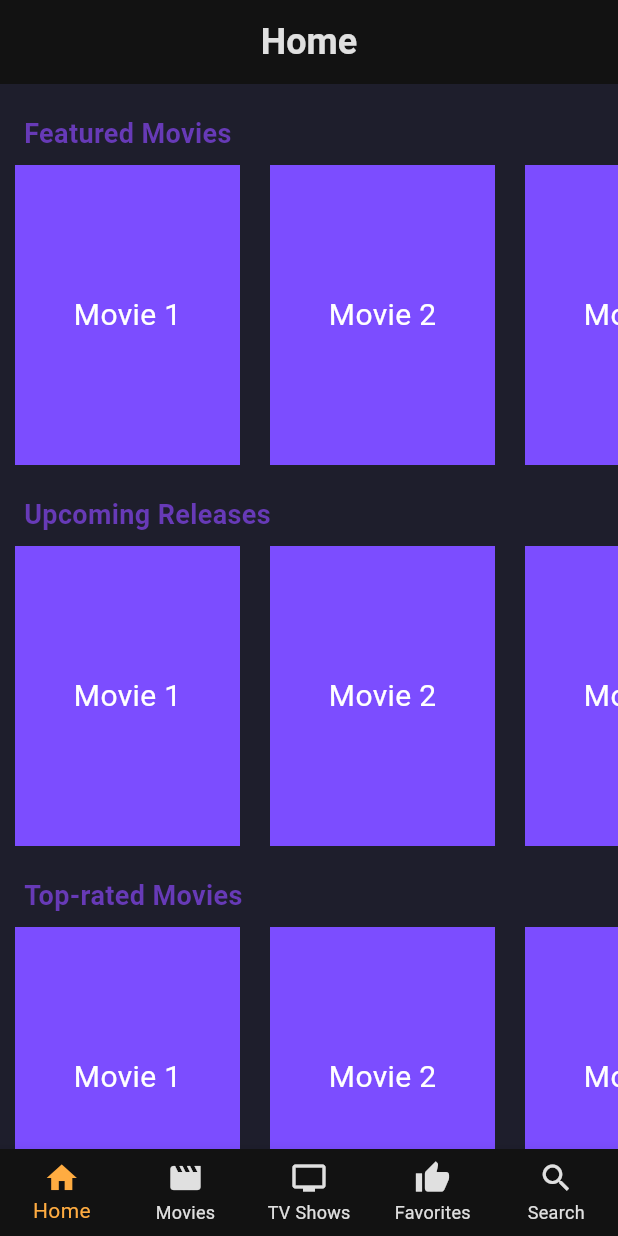
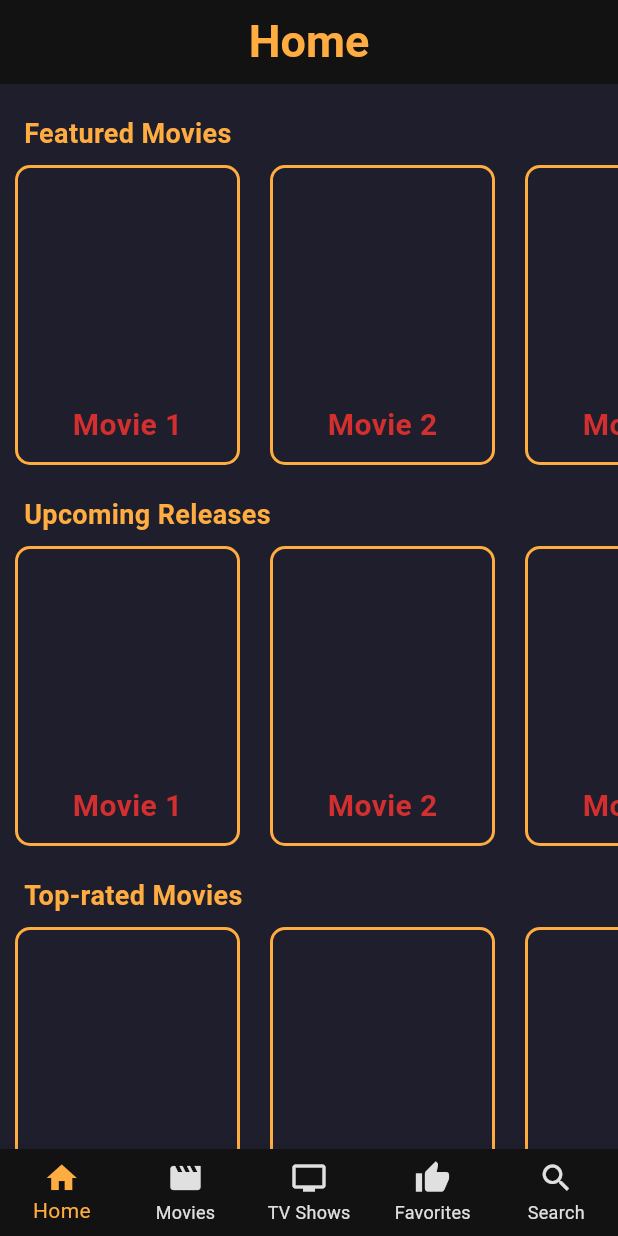
Before and after one commit to mauriciolechugaCA/PopcornMate, a Flutter app: the screen it shows after launch, on a phone screen of 412 x 824 dp. Run offline on Flutter 3.47's test engine with Material 3 defaults, Android fonts, the phone set to English and light mode, and no system bars.

Commit message:
Refactor UI components to use custom color theme and improve styling

```diff
--- a/lib/home_screen.dart
+++ b/lib/home_screen.dart
@@ -23,8 +23,8 @@ class _MyHomePageState extends State<MyHomePage> {
         title: Text(
           widget.title,
           style: const TextStyle(
-            color: AppColors.text,
-            fontSize: 24,
+            color: AppColors.accent,
+            fontSize: 30,
             fontWeight: FontWeight.bold,
           ),
         ),
--- a/lib/widgets/carousel.dart
+++ b/lib/widgets/carousel.dart
@@ -1,4 +1,5 @@
 import 'package:flutter/material.dart';
+import 'package:popcornmate_app/theme/colors.dart';
 
 // This class is used to create a carousel
 class Carousel extends StatelessWidget {
@@ -13,12 +14,30 @@ class Carousel extends StatelessWidget {
         return Container(
           width: 150,
           margin: const EdgeInsets.symmetric(horizontal: 10),
-          color: Colors.deepPurpleAccent,
-          child: Center(
-            child: Text(
-              'Movie ${index + 1}',
-              style: const TextStyle(color: Colors.white, fontSize: 20),
+          decoration: BoxDecoration(
+            border: Border.all(
+              color: AppColors.accent,
+              width: 2,
             ),
+            borderRadius: BorderRadius.circular(10),
+            color: Colors.transparent, // This is the background color
+          ),
+          child: Column(
+            mainAxisAlignment:
+                MainAxisAlignment.end, // Aligns content to bottom
+            children: [
+              Padding(
+                padding: const EdgeInsets.all(10.0),
+                child: Text(
+                  'Movie ${index + 1}',
+                  style: const TextStyle(
+                    color: AppColors.highlight,
+                    fontSize: 20,
+                    fontWeight: FontWeight.bold,
+                  ),
+                ),
+              ),
+            ],
           ),
         );
       },
--- a/lib/widgets/section_title.dart
+++ b/lib/widgets/section_title.dart
@@ -1,4 +1,5 @@
 import 'package:flutter/material.dart';
+import 'package:popcornmate_app/theme/colors.dart';
 
 // This class is used to create sections titles
 class SectionTitle extends StatelessWidget {
@@ -18,7 +19,7 @@ class SectionTitle extends StatelessWidget {
             style: const TextStyle(
               fontSize: 18,
               fontWeight: FontWeight.bold,
-              color: Colors.deepPurple,
+              color: AppColors.accent,
             ),
           ),
         ));
```
Also changed, not shown: lib/search_screen.dart (+14 -4 lines).
